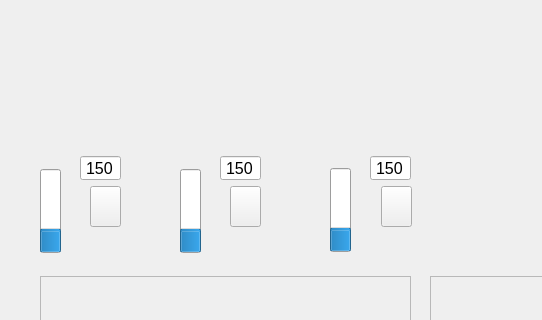
vanessaorgua/illitsi, file aparat/scada/mnemo.ui: the form before one commit; both pictures show x 0 to 542 and y 384 to 704 of the 1215 by 935 pixel window.
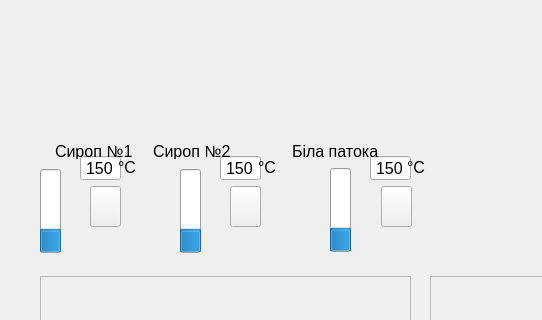
The form after the commit. Icons and pictures are not drawn.

What changed in the file:
```diff
--- a/aparat/scada/mnemo.ui
+++ b/aparat/scada/mnemo.ui
@@ -651,6 +651,84 @@
     <string>N3</string>
    </property>
   </widget>
+  <widget class="QLabel" name="label_4">
+   <property name="geometry">
+    <rect>
+     <x>55</x>
+     <y>527</y>
+     <width>81</width>
+     <height>16</height>
+    </rect>
+   </property>
+   <property name="text">
+    <string>Сироп №1</string>
+   </property>
+  </widget>
+  <widget class="QLabel" name="label_5">
+   <property name="geometry">
+    <rect>
+     <x>153</x>
+     <y>527</y>
+     <width>81</width>
+     <height>16</height>
+    </rect>
+   </property>
+   <property name="text">
+    <string>Сироп №2</string>
+   </property>
+  </widget>
+  <widget class="QLabel" name="label_6">
+   <property name="geometry">
+    <rect>
+     <x>292</x>
+     <y>527</y>
+     <width>101</width>
+     <height>16</height>
+    </rect>
+   </property>
+   <property name="text">
+    <string>Біла патока</string>
+   </property>
+  </widget>
+  <widget class="QLabel" name="label_7">
+   <property name="geometry">
+    <rect>
+     <x>407</x>
+     <y>541</y>
+     <width>30</width>
+     <height>21</height>
+    </rect>
+   </property>
+   <property name="text">
+    <string>°C</string>
+   </property>
+  </widget>
+  <widget class="QLabel" name="label_8">
+   <property name="geometry">
+    <rect>
+     <x>258</x>
+     <y>541</y>
+     <width>30</width>
+     <height>21</height>
+    </rect>
+   </property>
+   <property name="text">
+    <string>°C</string>
+   </property>
+  </widget>
+  <widget class="QLabel" name="label_9">
+   <property name="geometry">
+    <rect>
+     <x>118</x>
+     <y>541</y>
+     <width>30</width>
+     <height>21</height>
+    </rect>
+   </property>
+   <property name="text">
+    <string>°C</string>
+   </property>
+  </widget>
  </widget>
  <resources>
   <include location="mnemo/mnemo.qrc"/>
```
